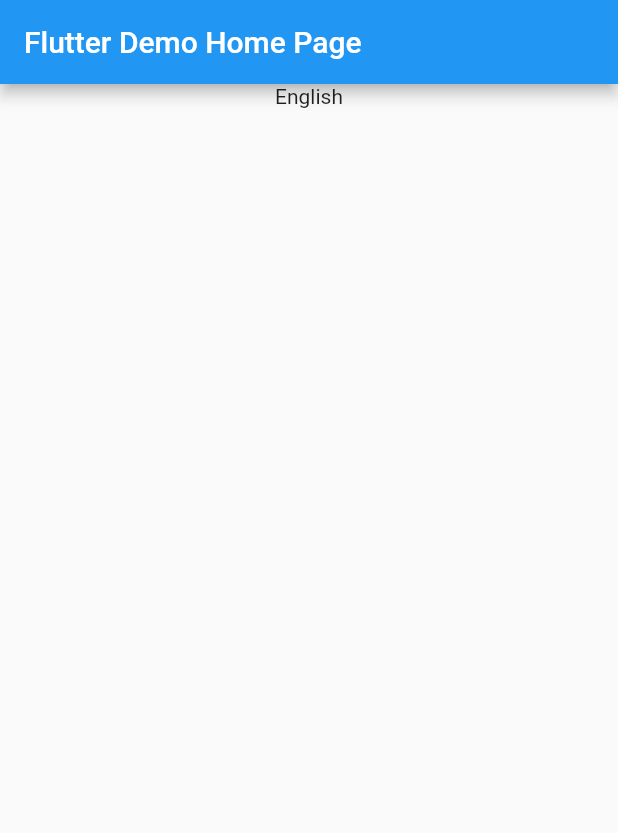
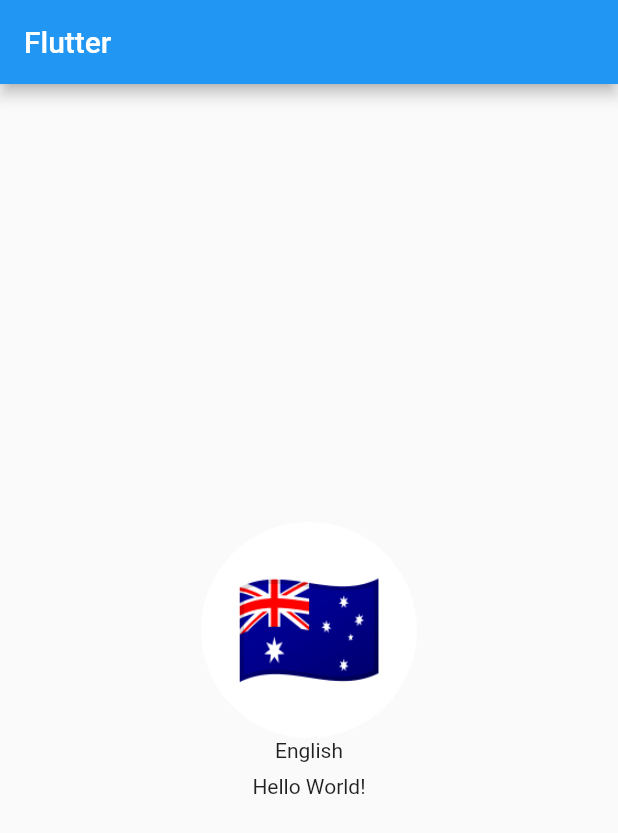
Before and after one commit to Taste-the-Thunder/flutter_localization, a Flutter app: the screen it shows after launch, on a phone screen of 412 x 824 dp. Shown: the top 833 px of the screen. Run offline on Flutter 3.47's test engine with Material 2 defaults, Android fonts, the phone set to English and light mode, and no system bars; generated files the repository leaves out were written again.

Commit message:
default show language, on appbar click select custome language

```diff
--- a/lib/l10n/l10n.dart
+++ b/lib/l10n/l10n.dart
@@ -6,4 +6,15 @@ class L10n {
     const Locale('hi'),
     const Locale('gu')
   ];
+  static String getflag(String code){
+    switch (code) {
+      case 'hi':
+        return '🇮🇳';
+      case 'gu':
+        return '🇮🇳';
+      case 'en':
+      default:
+        return '🇦🇺';
+    }
+  }
 }
--- a/lib/main.dart
+++ b/lib/main.dart
@@ -1,8 +1,11 @@
 import 'package:flutter/material.dart';
 import 'package:flutter_gen/gen_l10n/app_localizations.dart';
+import 'package:flutter_localization/provider/locale_provider.dart';
 import 'package:flutter_localizations/flutter_localizations.dart';
+import 'package:provider/provider.dart';
 
 import 'l10n/l10n.dart';
+import 'widget/language_picker.dart';
 
 void main() {
   runApp(const MyApp());
@@ -14,19 +17,23 @@ class MyApp extends StatelessWidget {
   // This widget is the root of your application.
   @override
   Widget build(BuildContext context) {
+    return ChangeNotifierProvider(
+      create: (context) => LocaleProvider(),
+      builder: (context, child) {
+        final provider = Provider.of<LocaleProvider>(context);
         return MaterialApp(
             title: 'Flutter Demo',
-      theme: ThemeData(
-        primarySwatch: Colors.blue,
-      ),
+            theme: ThemeData( primarySwatch: Colors.blue, ),
+        locale: provider.locale,
         localizationsDelegates: [
-        AppLocalizations.delegate, // Add this line
+          AppLocalizations.delegate,
           GlobalMaterialLocalizations.delegate,
           GlobalWidgetsLocalizations.delegate,
           GlobalCupertinoLocalizations.delegate,
         ],
           supportedLocales: L10n.all,
-      home: const MyHomePage(title: 'Flutter Demo Home Page'),
+          home: const MyHomePage(title: 'Flutter'), );
+      }
     );
   }
 }
@@ -45,14 +52,20 @@ class _MyHomePageState extends State<MyHomePage> {
   Widget build(BuildContext context) {
     return Scaffold(
       appBar: AppBar(
-        // Here we take the value from the MyHomePage object that was created by
-        // the App.build method, and use it to set our appbar title.
         title: Text(widget.title),
+        actions: [
+          LanguagePicker(),
+          SizedBox(width: 32,)
+        ],
       ),
       body: Center(
         child: Column(
+          mainAxisAlignment: MainAxisAlignment.center,
           children: [
-            Text(AppLocalizations.of(context)!.language)
+            LanguageWidget(),
+            Text(AppLocalizations.of(context)!.language),
+            SizedBox(height: 8),
+            Text(AppLocalizations.of(context)!.helloWorld),
           ],
         ),
       ),
--- /dev/null
+++ b/lib/provider/locale_provider.dart
@@ -0,0 +1,19 @@
+import 'package:flutter/material.dart';
+import 'package:flutter_localization/l10n/l10n.dart';
+
+class LocaleProvider extends ChangeNotifier {
+  Locale? _locale;
+
+  Locale? get locale => _locale;
+
+  void setLocale(Locale locale) {
+    if (!L10n.all.contains(locale)) return;
+    _locale = locale;
+    notifyListeners();
+  }
+
+  void clearLocale(){
+    _locale = null;
+    notifyListeners();
+  }
+}
--- /dev/null
+++ b/lib/widget/language_picker.dart
@@ -0,0 +1,57 @@
+import 'package:flutter/material.dart';
+import 'package:flutter_localization/l10n/l10n.dart';
+import 'package:provider/provider.dart';
+
+import '../provider/locale_provider.dart';
+
+class LanguageWidget extends StatelessWidget {
+  const LanguageWidget({Key? key}) : super(key: key);
+
+  @override
+  Widget build(BuildContext context) {
+    final local = Localizations.localeOf(context);
+    final flag = L10n.getflag(local.languageCode);
+    return Center(
+      child: CircleAvatar(
+        backgroundColor: Colors.white,
+        radius: 72,
+        child: Text(
+          flag,
+          style: TextStyle(fontSize: 80),
+        ),
+      ),
+    );
+  }
+}
+
+
+class LanguagePicker extends StatelessWidget {
+  const LanguagePicker({Key? key}) : super(key: key);
+
+  @override
+  Widget build(BuildContext context) {
+    final provider = Provider.of<LocaleProvider>(context);
+    final locale = provider.locale;
+    return DropdownButtonHideUnderline(
+        child: DropdownButton(
+          value: locale,
+          icon: Container(width: 12,),
+          items: L10n.all.map((locale) {
+            final flag = L10n.getflag(locale.languageCode);
+            return DropdownMenuItem(
+              child: Center(
+                child: Text(flag,style: TextStyle(fontSize: 32),),
+              ),
+              value: locale,
+              onTap: (){
+                final provider = Provider.of<LocaleProvider>(context, listen: false);
+                provider.setLocale(locale);
+              },
+            );
+          }).toList(),
+          onChanged: (_){
+
+          },
+        ));
+  }
+}
--- a/pubspec.yaml
+++ b/pubspec.yaml
@@ -34,6 +34,7 @@ dependencies:
   flutter_localizations:
     sdk: flutter
   intl: ^0.17.0
+  provider: ^6.0.4
 
 
   # The following adds the Cupertino Icons font to your application.
```
Also changed, not shown: pubspec.lock. Lines whose indentation alone changed are shown as unchanged.
